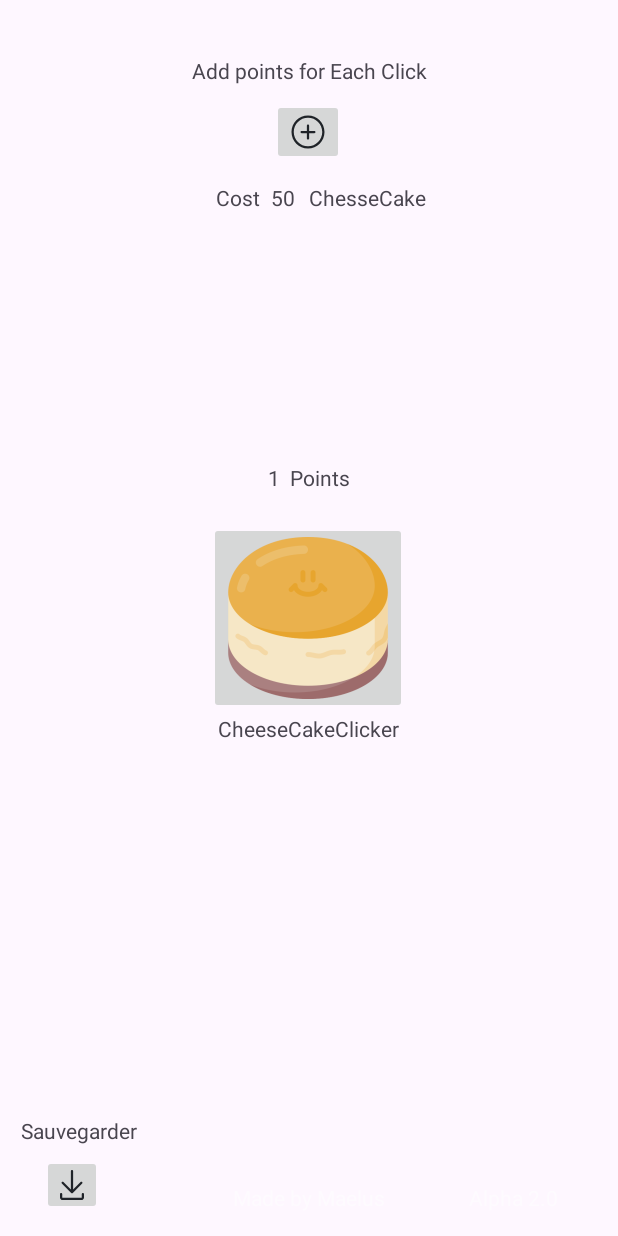
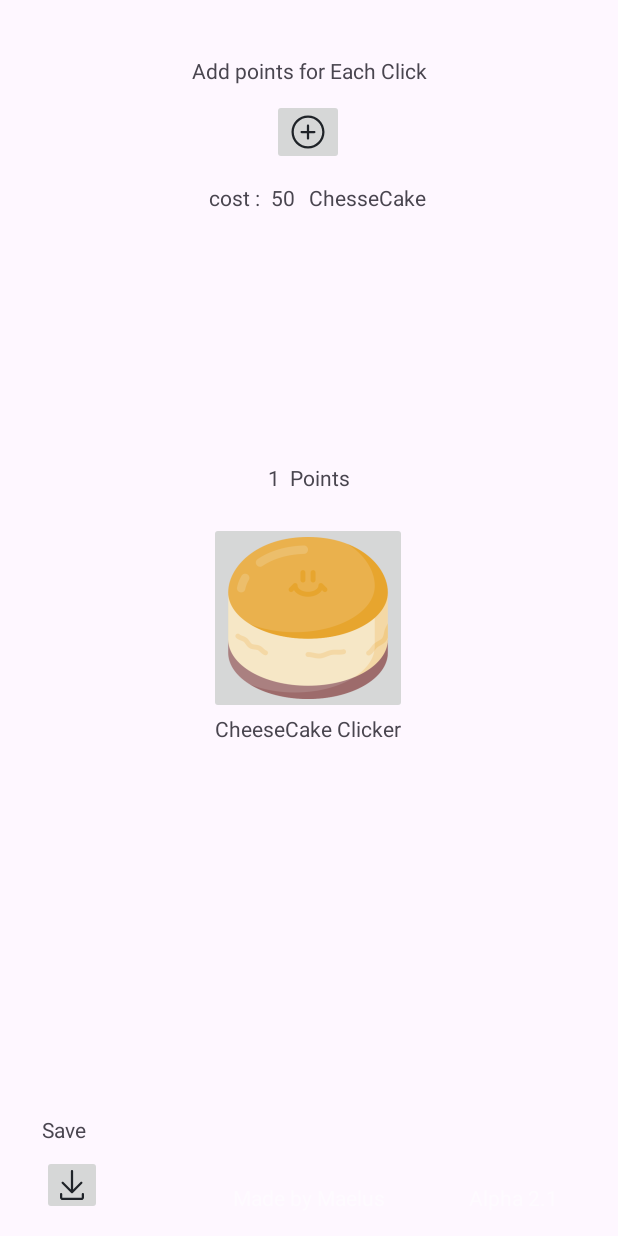
Before and after one commit to Maelus-999/CheeseCakeClicker, an Android app: the screen it shows after launch (MainActivity), after a tap on an icon or button, on a phone screen of 412 x 824 dp. Run offline under Robolectric (Android 15) with nearby library versions, the phone set to English and light mode, and no system bars; 1 other tap on this screen came first.

Commit message:
Bêta V2.1 added localized language

```diff
--- a/app/src/main/java/fr/maelus/cheesecakeclicker/MainActivity.java
+++ b/app/src/main/java/fr/maelus/cheesecakeclicker/MainActivity.java
@@ -54,11 +54,10 @@ public class MainActivity extends AppCompatActivity {
 
         int requiredCheesecakesForNextCheckpoint = 100 * pointsPerClick;
 
-        // Si les points atteignent un palier
         if (currentPoints >= requiredCheesecakesForNextCheckpoint + (lastSavedHundred * 100)) {
             saveGameState(currentPoints);
             lastSavedHundred = currentPoints / 100;
-                Toast.makeText(this, "Palier atteint ! Points sauvegardés : " + currentPoints, Toast.LENGTH_SHORT).show();
+                Toast.makeText(this, getString(R.string.lvlPass) +  " " + getString(R.string.savedPoints) + " " + currentPoints, Toast.LENGTH_SHORT).show();
         }
     }
 
@@ -77,9 +76,9 @@ public class MainActivity extends AppCompatActivity {
 
             saveGameState(currentPoints);
             points.setText(String.valueOf(currentPoints));
-            Toast.makeText(this, "Points par clic augmentés à " + pointsPerClick + " ! Vous avez perdu " + costToUpgrade + " points.", Toast.LENGTH_SHORT).show();
+            Toast.makeText(this, getString(R.string.PointPerClickUpgraded) + " "+ pointsPerClick + " ! " + getString(R.string.YouLoose) + " " + costToUpgrade + " " + getString(R.string.points), Toast.LENGTH_SHORT).show();
         } else {
-            Toast.makeText(this, "Pas assez de points pour l'amélioration!", Toast.LENGTH_SHORT).show();
+            Toast.makeText(this, getString(R.string.NotEnoughPoints), Toast.LENGTH_SHORT).show();
         }
     }
 
@@ -89,7 +88,7 @@ public class MainActivity extends AppCompatActivity {
         int currentHundred = currentPoints / 100;
         lastSavedHundred = currentHundred;
         saveGameState(currentPoints);
-        Toast.makeText(this, "Points sauvegardés : " + currentPoints, Toast.LENGTH_SHORT).show();
+        Toast.makeText(this, getString(R.string.savedPoints) + " " + currentPoints, Toast.LENGTH_SHORT).show();
     }
 
     private void saveGameState(int points) {
--- a/app/src/main/res/layout/activity_main.xml
+++ b/app/src/main/res/layout/activity_main.xml
@@ -26,7 +26,7 @@
         android:layout_height="wrap_content"
         android:layout_marginStart="4dp"
         android:layout_marginBottom="20dp"
-        android:text="Points"
+        android:text="@string/points"
         app:layout_constraintBottom_toTopOf="@+id/chck_button"
         app:layout_constraintEnd_toEndOf="parent"
         app:layout_constraintHorizontal_bias="0.014"
@@ -79,13 +79,13 @@
     <TextView
         android:layout_width="wrap_content"
         android:layout_height="wrap_content"
-        android:text="Sauvegarder"
+        android:text="@string/Save"
         app:layout_constraintBottom_toTopOf="@+id/save_button"
         app:layout_constraintEnd_toEndOf="parent"
-        app:layout_constraintHorizontal_bias="0.042"
+        app:layout_constraintHorizontal_bias="0.073"
         app:layout_constraintStart_toStartOf="parent"
         app:layout_constraintTop_toTopOf="parent"
-        app:layout_constraintVertical_bias="0.991" />
+        app:layout_constraintVertical_bias="0.99" />
 
     <ImageButton
         android:id="@+id/save_button"
@@ -103,7 +103,7 @@
     <TextView
         android:layout_width="wrap_content"
         android:layout_height="wrap_content"
-        android:text="Add points for Each Click"
+        android:text="@string/upgrade1Descr"
         app:layout_constraintBottom_toTopOf="@+id/addPointforEachClick"
         app:layout_constraintEnd_toEndOf="parent"
         app:layout_constraintStart_toStartOf="parent"
@@ -128,7 +128,7 @@
         android:layout_width="wrap_content"
         android:layout_height="wrap_content"
         android:layout_marginTop="12dp"
-        android:text="Cost"
+        android:text="@string/cost"
         app:layout_constraintEnd_toStartOf="@+id/costPointPerEachClickTxt"
         app:layout_constraintHorizontal_bias="0.951"
         app:layout_constraintStart_toStartOf="parent"
--- a/app/src/main/res/values/strings.xml
+++ b/app/src/main/res/values/strings.xml
@@ -1,4 +1,13 @@
 <resources>
-    <string name="app_name">CheeseCakeClicker</string>
-    <string name="app_version">Alpha 2.0</string>
+    <string name="app_name" translatable="false">CheeseCake Clicker</string>
+    <string name="app_version" translatable="false">Alpha 2.1</string>
+    <string name="lvlPass">Milestone reached!</string>
+    <string name="Save">Save </string>
+    <string name="points">Points</string>
+    <string name="PointPerClickUpgraded">Points per click increased to</string>
+    <string name="YouLoose">You lost </string>
+    <string name="NotEnoughPoints">"Not enough points for the upgrade!"</string>
+    <string name="savedPoints">"Saved points :"</string>
+    <string name="cost">"cost :"</string>
+    <string name="upgrade1Descr">Add points for Each Click</string>
 </resources>
```
Also changed, not shown: 5 other files.
